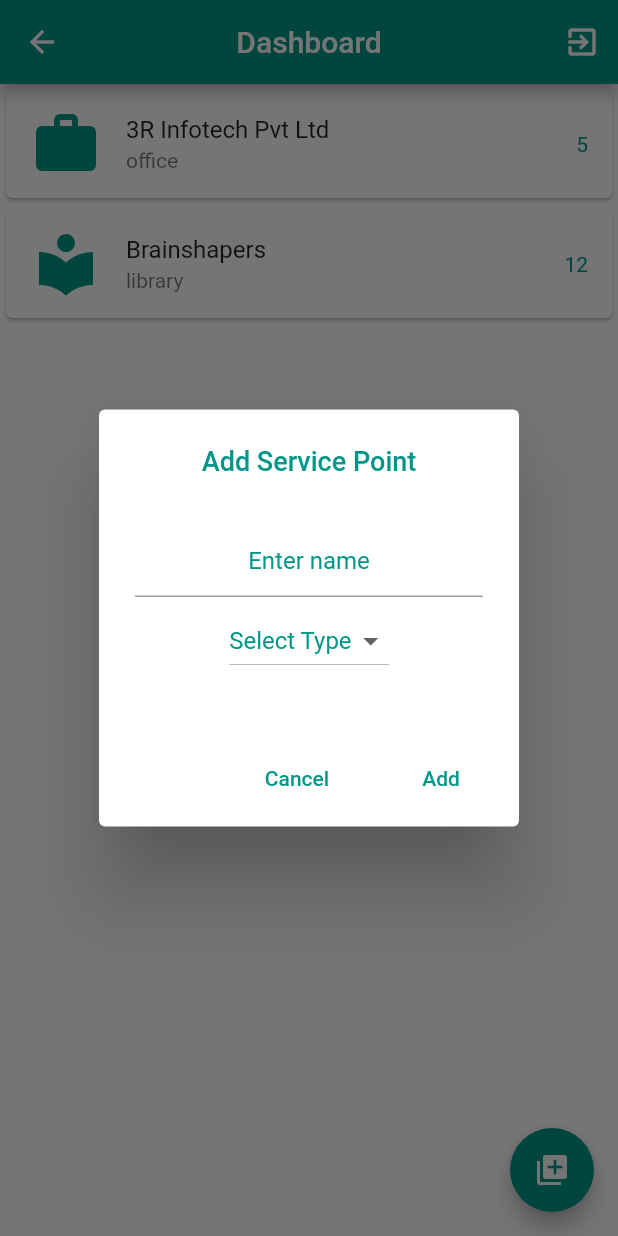
After one commit to spk22/touchlesspro_back4app, a Flutter app: the Dashboard screen opened by its route, after a tap on the "library add" icon, on a phone screen of 412 x 824 dp. The commit adds this screen. Run offline on Flutter 3.47's test engine with Material 2 defaults, Android fonts, the phone set to English and light mode, and no system bars; our stand-ins replace parse_server_sdk, shared_preferences; accounts and stored records are empty; network calls fail.

Commit message:
added dropdown

```diff
--- a/lib/constants/routing_constants.dart
+++ b/lib/constants/routing_constants.dart
@@ -3,4 +3,5 @@ class RoutingConstants {
   static final String adminLogin = 'adminLogin';
   static final String adminRegister = 'adminRegister';
   static final String home = 'homePage';
+  static final String dashboard = 'dashboard';
 }
--- a/lib/main.dart
+++ b/lib/main.dart
@@ -5,6 +5,7 @@ import 'package:touchlesspro_back4app/constants/routing_constants.dart';
 import 'package:touchlesspro_back4app/services/parse_auth_service.dart';
 
 import 'ui/admin_auth.dart';
+import 'ui/dashboard.dart';
 import 'ui/home.dart';
 import 'ui/startup.dart';
 
@@ -64,6 +65,7 @@ class _StartupControllerState extends State<StartupController> {
                   RoutingConstants.home: (context) => HomePage(),
                   RoutingConstants.adminRegister: (context) =>
                       AdminAuthPage(authType: AuthType.register),
+                  RoutingConstants.dashboard: (context) => Dashboard(),
                 },
               ),
             );
--- /dev/null
+++ b/lib/models/service_point.dart
@@ -0,0 +1,10 @@
+enum ServiceType { office, library, exam }
+
+class ServicePoint {
+  final String adminId;
+  final String name;
+  final ServiceType serviceType;
+  List<String> userIds;
+
+  ServicePoint(this.adminId, this.name, this.serviceType);
+}
--- a/lib/services/parse_auth_service.dart
+++ b/lib/services/parse_auth_service.dart
@@ -1,5 +1,6 @@
 import 'package:flutter/foundation.dart';
 import 'package:parse_server_sdk/parse_server_sdk.dart';
+import 'package:touchlesspro_back4app/models/service_point.dart';
 import 'package:touchlesspro_back4app/services/app_keys.dart';
 
 @immutable
@@ -17,7 +18,7 @@ class ParseAuthService {
       clientKey: AppKeys.APP_CLIENT_KEY,
       masterKey: AppKeys.APP_MASTER_KEY,
       autoSendSessionId: false,
-      debug: true,
+      debug: false,
       coreStore: await CoreStoreSharedPrefsImp.getInstance(),
     );
     final ParseResponse parseResponse = await Parse().healthCheck();
@@ -74,4 +75,6 @@ class ParseAuthService {
     ParseResponse response = await parseUser.logout();
     return response.success;
   }
+
+  Future<void> createServicePoint(ServicePoint servicePoint) {}
 }
--- a/lib/ui/auth_form.dart
+++ b/lib/ui/auth_form.dart
@@ -121,7 +121,7 @@ class _AuthFormState extends State<AuthForm> {
       if (user != null) {
         print('Object Id: ' + user.uid);
         Navigator.of(context).pushReplacementNamed(
-          RoutingConstants.home,
+          RoutingConstants.dashboard,
           arguments: user.uid,
         );
       } else {
@@ -141,7 +141,7 @@ class _AuthFormState extends State<AuthForm> {
       if (user != null) {
         print('Object Id: ' + user.uid);
         Navigator.of(context).pushReplacementNamed(
-          RoutingConstants.home,
+          RoutingConstants.dashboard,
           arguments: user.uid,
         );
       } else {
--- /dev/null
+++ b/lib/ui/dashboard.dart
@@ -0,0 +1,213 @@
+import 'package:flutter/material.dart';
+import 'package:provider/provider.dart';
+import 'package:touchlesspro_back4app/models/service_point.dart';
+import 'package:touchlesspro_back4app/services/parse_auth_service.dart';
+import 'package:touchlesspro_back4app/constants/routing_constants.dart';
+import 'package:touchlesspro_back4app/ui/dropdown_item.dart';
+import 'package:touchlesspro_back4app/ui/row_with_card.dart';
+
+class Dashboard extends StatefulWidget {
+  Dashboard({Key key}) : super(key: key);
+
+  @override
+  _DashboardState createState() => _DashboardState();
+}
+
+class _DashboardState extends State<Dashboard> {
+  String uid;
+  List<String> labels = ['office', 'library'];
+  List<String> names = ['3R Infotech Pvt Ltd', 'Brainshapers'];
+  String serviceName;
+  Item selectedItem;
+
+  @override
+  Widget build(BuildContext context) {
+    uid = ModalRoute.of(context).settings.arguments;
+    return Scaffold(
+      backgroundColor: Colors.white,
+      appBar: AppBar(
+        title: Text('Dashboard'),
+        centerTitle: true,
+        backgroundColor: Colors.teal,
+        actions: <Widget>[
+          IconButton(
+            icon: Icon(
+              Icons.exit_to_app,
+              color: Colors.white,
+            ),
+            onPressed: () async {
+              await _signOut(context);
+            },
+          ),
+        ],
+      ),
+      body: SafeArea(
+        child: ListView.builder(
+          //TODO: read rowCount from the ServicePoint table of User
+          itemCount: 2,
+          itemBuilder: (BuildContext context, int index) {
+            print(index);
+            return RowWithCardWidget(
+              index: index,
+              label: labels[index],
+              name: names[index],
+            );
+          },
+        ),
+      ),
+      floatingActionButton: FloatingActionButton(
+        backgroundColor: Colors.teal,
+        onPressed: () => _addDialog(context),
+        tooltip: 'Add Service Point',
+        child: Icon(
+          Icons.library_add,
+          color: Colors.white,
+        ),
+      ),
+    );
+  }
+
+  void _handleItemChange(Item newItem) {
+    setState(() {
+      selectedItem = newItem;
+    });
+  }
+
+  Future<void> _signOut(BuildContext context) async {
+    final auth = Provider.of<ParseAuthService>(context, listen: false);
+    final result = await auth.signOut(uid);
+    if (result) {
+      Navigator.of(context).pushReplacementNamed(RoutingConstants.startup);
+      print('user with $uid, successfuly logged out!');
+    }
+  }
+
+  Future<bool> _addDialog(BuildContext context) {
+    final auth = Provider.of<ParseAuthService>(context, listen: false);
+    return showDialog(
+      context: context,
+      barrierDismissible: false,
+      builder: (BuildContext context) {
+        return AlertDialog(
+          title: Text(
+            'Add Service Point',
+            textAlign: TextAlign.center,
+            style: TextStyle(fontSize: 18.0, color: Colors.teal),
+          ),
+          content: Container(
+            height: 125.0,
+            width: 150.0,
+            child: Column(
+              mainAxisAlignment: MainAxisAlignment.center,
+              children: <Widget>[
+                TextField(
+                  textAlign: TextAlign.center,
+                  decoration: InputDecoration(
+                    hintText: 'Enter name',
+                    hintStyle: TextStyle(color: Colors.teal),
+                    alignLabelWithHint: true,
+                  ),
+                  onChanged: (String value) {
+                    serviceName = value;
+                  },
+                ),
+                SizedBox(height: 5.0),
+                TypeDropdown(saveItem: _handleItemChange),
+              ],
+            ),
+          ),
+          actions: <Widget>[
+            FlatButton(
+              onPressed: () {
+                Navigator.of(context).pop();
+                setState(() {
+                  selectedItem = null;
+                  serviceName = null;
+                });
+              },
+              child: const Text(
+                'Cancel',
+                style: TextStyle(color: Colors.teal),
+              ),
+            ),
+            FlatButton(
+              onPressed: () async {
+                if (selectedItem != null && serviceName != null) {
+                  print(
+                      'uid: $uid name: $serviceName serviceType: ${selectedItem.serviceType.toString()}');
+                  final servicePoint =
+                      ServicePoint(uid, serviceName, selectedItem.serviceType);
+                  await auth.createServicePoint(servicePoint);
+                }
+                Navigator.of(context).pop();
+                setState(() {
+                  selectedItem = null;
+                  serviceName = null;
+                });
+              },
+              child: const Text(
+                'Add',
+                style: TextStyle(color: Colors.teal),
+              ),
+            ),
+          ],
+        );
+      },
+    );
+  }
+}
+
+class TypeDropdown extends StatefulWidget {
+  final ValueChanged<Item> saveItem;
+  TypeDropdown({Key key, this.saveItem}) : super(key: key);
+
+  @override
+  _TypeDropdownState createState() => _TypeDropdownState();
+}
+
+class _TypeDropdownState extends State<TypeDropdown> {
+  List<DropdownMenuItem<Item>> dropdownMenuItems;
+  Item selectedDropdownItem;
+
+  @override
+  void initState() {
+    dropdownMenuItems = _buildDropdownMenuItems();
+    super.initState();
+  }
+
+  @override
+  Widget build(BuildContext context) {
+    return DropdownButton<Item>(
+      hint: Text(
+        'Select Type',
+        style: TextStyle(color: Colors.teal),
+      ),
+      value: selectedDropdownItem,
+      onChanged: (Item value) {
+        setState(() {
+          selectedDropdownItem = value;
+          widget.saveItem(selectedDropdownItem);
+        });
+      },
+      items: dropdownMenuItems,
+    );
+  }
+
+  List<DropdownMenuItem<Item>> _buildDropdownMenuItems() {
+    return serviceCategories.map((Item category) {
+      return DropdownMenuItem<Item>(
+        value: category,
+        child: Row(
+          children: <Widget>[
+            category.icon,
+            SizedBox(width: 10.0),
+            Text(
+              category.name,
+              style: TextStyle(color: Colors.black),
+            ),
+          ],
+        ),
+      );
+    }).toList();
+  }
+}
--- /dev/null
+++ b/lib/ui/dropdown_item.dart
@@ -0,0 +1,16 @@
+import 'package:flutter/material.dart';
+import 'package:touchlesspro_back4app/models/service_point.dart';
+
+class Item {
+  Item(this.name, this.icon, this.serviceType);
+  String name;
+  Icon icon;
+  ServiceType serviceType;
+}
+
+List<Item> serviceCategories = <Item>[
+  Item('Office', Icon(Icons.work, color: Colors.teal), ServiceType.office),
+  Item('Library', Icon(Icons.local_library, color: Colors.teal),
+      ServiceType.library),
+  Item('Exam', Icon(Icons.assignment, color: Colors.teal), ServiceType.exam),
+];
--- /dev/null
+++ b/lib/ui/row_with_card.dart
@@ -0,0 +1,56 @@
+import 'package:flutter/material.dart';
+
+class RowWithCardWidget extends StatelessWidget {
+  const RowWithCardWidget({
+    Key key,
+    @required this.index,
+    @required this.label,
+    @required this.name,
+  }) : super(key: key);
+
+  final int index;
+  final String label;
+  final String name;
+
+  IconData _getCategoryBasedIcon(String myLabel) {
+    IconData myIconData;
+    switch (myLabel) {
+      case 'office':
+        myIconData = Icons.work;
+        break;
+      case 'library':
+        myIconData = Icons.local_library;
+        break;
+      case 'exam':
+        myIconData = Icons.assignment;
+        break;
+      default:
+        myIconData = Icons.work;
+        break;
+    }
+    return myIconData;
+  }
+
+  @override
+  Widget build(BuildContext context) {
+    return Card(
+      child: ListTile(
+        leading: Icon(
+          _getCategoryBasedIcon(label),
+          size: 48.0,
+          color: Colors.teal,
+        ),
+        title: Text(name),
+        subtitle: Text(label),
+        trailing: Text(
+          '${index * 7 + 5}',
+          style: TextStyle(color: Colors.teal),
+        ),
+        //selected: true,
+        onTap: () {
+          print('Tapped on Row $index');
+        },
+      ),
+    );
+  }
+}
```
